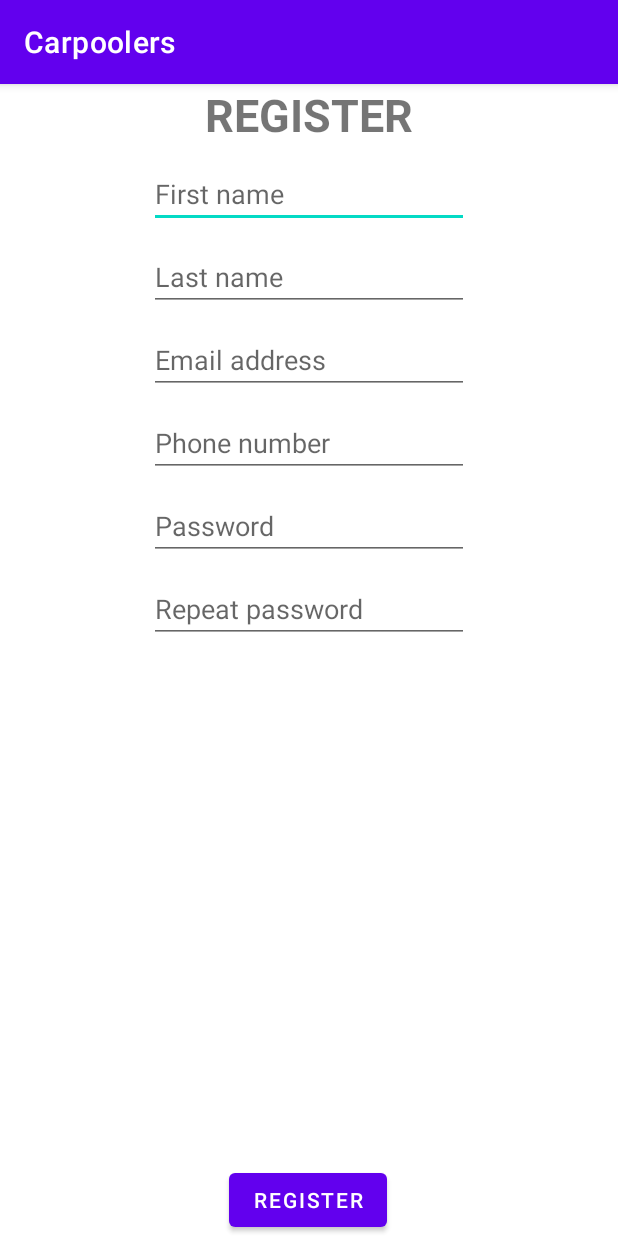
After one commit to CaneLepus/Carpoolers, an Android app: the RegisterActivity screen opened directly, with no data from a screen before it, on a phone screen of 412 x 824 dp. The commit adds this screen. Run offline under Robolectric (Android 15) with nearby library versions, the phone set to English and light mode, and no system bars; our stand-ins replace Firebase (no records; nobody signed in at launch, a user with empty details on screens opened directly).

Commit message:
added basic account creation functionality

```diff
--- a/app/build.gradle
+++ b/app/build.gradle
@@ -42,6 +42,7 @@ dependencies {
     implementation 'androidx.constraintlayout:constraintlayout:2.0.4'
     implementation platform('com.google.firebase:firebase-bom:26.5.0')
     implementation 'com.google.firebase:firebase-analytics-ktx'
+    implementation 'com.google.firebase:firebase-firestore-ktx'
     testImplementation 'junit:junit:4.+'
     androidTestImplementation 'androidx.test.ext:junit:1.1.2'
     androidTestImplementation 'androidx.test.espresso:espresso-core:3.3.0'
--- a/app/src/main/AndroidManifest.xml
+++ b/app/src/main/AndroidManifest.xml
@@ -9,6 +9,7 @@
         android:roundIcon="@mipmap/ic_launcher_round"
         android:supportsRtl="true"
         android:theme="@style/Theme.Carpoolers">
+        <activity android:name=".RegisterActivity"></activity>
         <activity android:name=".MainActivity">
             <intent-filter>
                 <action android:name="android.intent.action.MAIN" />
--- /dev/null
+++ b/app/src/main/java/com/example/carpoolers/RegisterActivity.kt
@@ -0,0 +1,82 @@
+package com.example.carpoolers
+
+import androidx.appcompat.app.AppCompatActivity
+import android.os.Bundle
+import android.telephony.PhoneNumberFormattingTextWatcher
+import android.util.Log
+import android.util.Patterns
+import android.widget.Button
+import android.widget.EditText
+import android.widget.Toast
+import com.google.firebase.firestore.ktx.firestore
+import com.google.firebase.ktx.Firebase
+
+class RegisterActivity : AppCompatActivity() {
+    val db = Firebase.firestore
+    lateinit var first: EditText
+    lateinit var second: EditText
+    lateinit var phone: EditText
+    lateinit var email: EditText
+    lateinit var password: EditText
+    lateinit var repeat: EditText
+    override fun onCreate(savedInstanceState: Bundle?) {
+        super.onCreate(savedInstanceState)
+        setContentView(R.layout.activity_register)
+        var button = findViewById<Button>(R.id.registerButton)
+        first = findViewById(R.id.firstNameEditText)
+        second = findViewById(R.id.lastNameEditText)
+        phone = findViewById(R.id.editTextPhone)
+        email = findViewById(R.id.editTextTextEmailAddress)
+        password = findViewById(R.id.editTextTextPassword)
+        repeat = findViewById(R.id.editTextTextPasswordRepeat)
+        phone.addTextChangedListener(PhoneNumberFormattingTextWatcher())
+        button.setOnClickListener {
+            click()
+        }
+    }
+    private fun click(){
+        if (isEnteredCorrectly()) {
+            val user = User(
+                first.text.toString(), second.text.toString(), phone.text.toString(),
+                email.text.toString(), password.text.toString()
+            )
+            db.collection("users")
+                .add(user.storeFormat())
+                .addOnSuccessListener { documentReference ->
+                    Log.d("Success: ", "DocumentSnapshot added with ID: ${documentReference.id}")
+                }
+                .addOnFailureListener { e ->
+                    Log.w("Error: ", "Error adding document", e)
+                }
+        }
+
+    }
+    fun CharSequence?.isValidEmail() = !isNullOrEmpty() && Patterns.EMAIL_ADDRESS.matcher(this).matches()
+    fun CharSequence?.isValidPhoneNumber() = !isNullOrEmpty() && this.matches(Regex("^[+]?[0-9]{8,20}$"))
+    fun isEnteredCorrectly(): Boolean{
+        if (first.text.toString() != "" && second.text.toString() != ""){
+            if(email.text.isValidEmail()){
+                if (phone.text.isValidPhoneNumber()){
+                    if (password.text.toString() != "" && password.text.toString() == repeat.text.toString()){
+                        return true
+                    }else{
+                        val toast = Toast.makeText(this, "Enter the same password in both password fields.", Toast.LENGTH_SHORT)
+                        toast.show()
+                    }
+
+                }else{
+                    val toast = Toast.makeText(this, "Enter a valid phone number", Toast.LENGTH_SHORT)
+                    toast.show()
+                }
+
+            }else{
+                val toast = Toast.makeText(this, "Enter a valid email", Toast.LENGTH_SHORT)
+                toast.show()
+            }
+        }else{
+            val toast = Toast.makeText(this, "Enter a valid name", Toast.LENGTH_SHORT)
+            toast.show()
+        }
+        return false
+    }
+}
--- /dev/null
+++ b/app/src/main/res/layout/activity_register.xml
@@ -0,0 +1,101 @@
+<?xml version="1.0" encoding="utf-8"?>
+<androidx.constraintlayout.widget.ConstraintLayout xmlns:android="http://schemas.android.com/apk/res/android"
+    xmlns:app="http://schemas.android.com/apk/res-auto"
+    xmlns:tools="http://schemas.android.com/tools"
+    android:layout_width="match_parent"
+    android:layout_height="match_parent"
+    tools:context=".RegisterActivity">
+    <Button
+        android:id="@+id/registerButton"
+        android:layout_width="wrap_content"
+        android:layout_height="wrap_content"
+        android:text="Register"
+        app:layout_constraintBottom_toBottomOf="parent"
+        app:layout_constraintEnd_toEndOf="parent"
+        app:layout_constraintHorizontal_bias="0.498"
+        app:layout_constraintStart_toStartOf="parent" />
+
+    <TextView
+        android:id="@+id/textView"
+        android:layout_width="wrap_content"
+        android:layout_height="wrap_content"
+        android:text="REGISTER"
+        android:textSize="30sp"
+        android:textStyle="bold"
+        app:layout_constraintEnd_toEndOf="parent"
+        app:layout_constraintStart_toStartOf="parent"
+        app:layout_constraintTop_toTopOf="parent" />
+
+    <EditText
+        android:id="@+id/firstNameEditText"
+        android:layout_width="wrap_content"
+        android:layout_height="wrap_content"
+        android:ems="10"
+        android:inputType="textPersonName"
+        android:hint="First name"
+        app:layout_constraintEnd_toEndOf="parent"
+        app:layout_constraintStart_toStartOf="parent"
+        app:layout_constraintTop_toBottomOf="@+id/textView"
+        android:layout_marginTop="10dp"/>
+
+    <EditText
+        android:id="@+id/lastNameEditText"
+        android:layout_width="wrap_content"
+        android:layout_height="wrap_content"
+        android:ems="10"
+        android:inputType="textPersonName"
+        android:hint="Last name"
+        app:layout_constraintEnd_toEndOf="parent"
+        app:layout_constraintStart_toStartOf="parent"
+        app:layout_constraintTop_toBottomOf="@+id/firstNameEditText"
+        android:layout_marginTop="10dp"/>
+
+    <EditText
+        android:id="@+id/editTextTextEmailAddress"
+        android:layout_width="wrap_content"
+        android:layout_height="wrap_content"
+        android:ems="10"
+        android:inputType="textEmailAddress"
+        android:hint="Email address"
+        app:layout_constraintEnd_toEndOf="parent"
+        app:layout_constraintStart_toStartOf="parent"
+        app:layout_constraintTop_toBottomOf="@+id/lastNameEditText"
+        android:layout_marginTop="10dp"/>
+
+    <EditText
+        android:id="@+id/editTextPhone"
+        android:layout_width="wrap_content"
+        android:layout_height="wrap_content"
+        android:ems="10"
+        android:inputType="phone"
+        android:hint="Phone number"
+        app:layout_constraintEnd_toEndOf="parent"
+        app:layout_constraintStart_toStartOf="parent"
+        app:layout_constraintTop_toBottomOf="@+id/editTextTextEmailAddress"
+        android:layout_marginTop="10dp"/>
+
+    <EditText
+        android:id="@+id/editTextTextPassword"
+        android:layout_width="wrap_content"
+        android:layout_height="wrap_content"
+        android:ems="10"
+        android:inputType="textPassword"
+        android:hint="Password"
+        app:layout_constraintEnd_toEndOf="parent"
+        app:layout_constraintStart_toStartOf="parent"
+        app:layout_constraintTop_toBottomOf="@+id/editTextPhone"
+        android:layout_marginTop="10dp"/>
+
+    <EditText
+        android:id="@+id/editTextTextPasswordRepeat"
+        android:layout_width="wrap_content"
+        android:layout_height="wrap_content"
+        android:ems="10"
+        android:inputType="textPassword"
+        android:hint="Repeat password"
+        app:layout_constraintEnd_toEndOf="parent"
+        app:layout_constraintStart_toStartOf="parent"
+        app:layout_constraintTop_toBottomOf="@+id/editTextTextPassword"
+        android:layout_marginTop="10dp"/>
+
+</androidx.constraintlayout.widget.ConstraintLayout>
```
Also changed, not shown: app/src/main/java/com/example/carpoolers/MainActivity.kt (+11 -0 lines), app/src/main/java/com/example/carpoolers/OldRegister.kt (added, +70 -0 lines), app/src/main/java/com/example/carpoolers/User.kt (added, +13 -0 lines), app/src/main/res/layout/activity_main.xml (+9 -0 lines).
